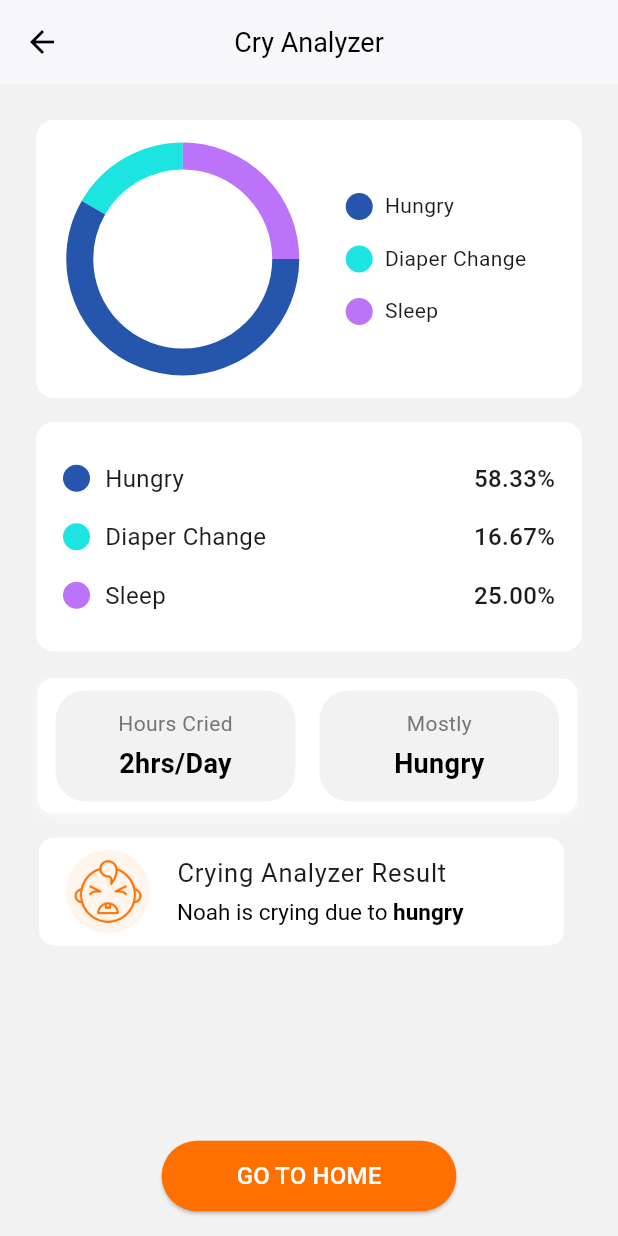
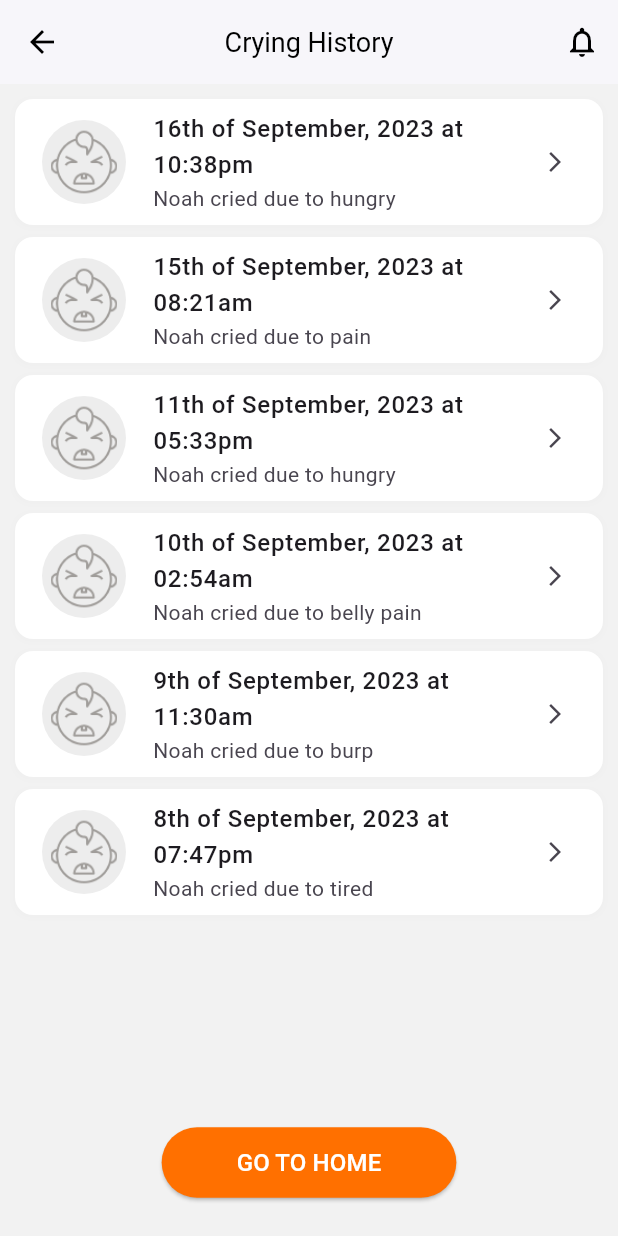
Before and after one commit to kaveenexe/toddler-research, a Flutter app: the screen it shows after launch, on a phone screen of 412 x 824 dp. Run offline on Flutter 3.47's test engine with Material 3 defaults, Android fonts, the phone set to English and light mode, and no system bars; drawn by our look-alikes of pie_chart; our stand-ins replace smooth_page_indicator; Roboto replaces fonts that are missing (Poppins).

Commit message:
Create the cry history UI

```diff
--- /dev/null
+++ b/lib/components/records.dart
@@ -0,0 +1,47 @@
+import 'package:flutter/material.dart';
+
+const Color customGary = Color.fromARGB(255, 237, 237, 237);
+
+class HistoryEntry extends StatelessWidget {
+  final String dateTime;
+  final String reason;
+
+  const HistoryEntry({
+    Key? key,
+    required this.dateTime,
+    required this.reason,
+  }) : super(key: key);
+
+  @override
+  Widget build(BuildContext context) {
+    return Container(
+      margin: const EdgeInsets.only(bottom: 8), // Space between cards
+      decoration: BoxDecoration(
+        color: Colors.white,
+        borderRadius: BorderRadius.circular(12),
+        boxShadow: [
+          BoxShadow(
+            color: Color.fromARGB(255, 228, 228, 228).withOpacity(0.2),
+            spreadRadius: 1,
+            blurRadius: 3,
+            offset: const Offset(0, 1),
+          ),
+        ],
+      ),
+      child: ListTile(
+        leading: CircleAvatar(
+          backgroundColor: customGary,
+          radius: 30,
+          child: Padding(
+            padding: const EdgeInsets.all(5.0),
+            child: Image.asset('assets/cry_dark.jpg'),
+          ),
+        ),
+        title:
+            Text(dateTime, style: const TextStyle(fontWeight: FontWeight.w500)),
+        subtitle: Text(reason),
+        trailing: const Icon(Icons.arrow_forward_ios, size: 16),
+      ),
+    );
+  }
+}
--- a/lib/main.dart
+++ b/lib/main.dart
@@ -24,7 +24,7 @@ class MyApp extends StatelessWidget {
       debugShowCheckedModeBanner: false,
       title: 'Flutter Demo',
       theme: new ThemeData(scaffoldBackgroundColor: const Color(0xFFF2F2F2)),
-      home: CryAnalyzer(),
+      home: CryHistory(),
     );
   }
 }
--- a/lib/pages/cry_detection/cry_analyzer.dart
+++ b/lib/pages/cry_detection/cry_analyzer.dart
@@ -27,20 +27,28 @@ class CryAnalyzer extends StatelessWidget {
     return Scaffold(
       appBar: AppBar(
         leading: IconButton(
-          icon: const Icon(Icons.arrow_back, color: Colors.black),
+          icon: Icon(Icons.arrow_back, color: Colors.black),
           onPressed: () => Navigator.of(context).pop(),
         ),
-        title: const Text(
+        title: Text(
           'Cry Analyzer',
           style: TextStyle(
             color: Colors.black,
             fontFamily: 'Poppins',
-            fontSize: 18,
+            fontSize: 18, // Set your desired font size
           ),
         ),
         backgroundColor: Colors.white,
         elevation: 1,
-        centerTitle: true,
+        centerTitle: true, // Centers the title in the AppBar
+        actions: <Widget>[
+          IconButton(
+            icon: Icon(Icons.notifications_none, color: Colors.black),
+            onPressed: () {
+              // Handle notifications
+            },
+          )
+        ],
       ),
       body: Padding(
         padding: const EdgeInsets.all(16.0),
--- a/lib/pages/cry_detection/cry_history.dart
+++ b/lib/pages/cry_detection/cry_history.dart
@@ -0,0 +1,100 @@
+import 'package:flutter/material.dart';
+import 'package:flutterapp/components/records.dart'; // Ensure this path is correct
+
+const Color customOrange = Color(0xFFFF7000);
+
+class CryHistory extends StatelessWidget {
+  CryHistory({Key? key}) : super(key: key);
+
+  final List<Map<String, String>> cryingData = [
+    {
+      'dateTime': '16th of September, 2023 at 10:38pm',
+      'reason': 'Noah cried due to hungry'
+    },
+    {
+      'dateTime': '15th of September, 2023 at 08:21am',
+      'reason': 'Noah cried due to pain'
+    },
+    {
+      'dateTime': '11th of September, 2023 at 05:33pm',
+      'reason': 'Noah cried due to hungry'
+    },
+    {
+      'dateTime': '10th of September, 2023 at 02:54am',
+      'reason': 'Noah cried due to belly pain'
+    },
+    {
+      'dateTime': '9th of September, 2023 at 11:30am',
+      'reason': 'Noah cried due to burp'
+    },
+    {
+      'dateTime': '8th of September, 2023 at 07:47pm',
+      'reason': 'Noah cried due to tired'
+    },
+    // Add more entries as needed...
+  ];
+
+  @override
+  Widget build(BuildContext context) {
+    return Scaffold(
+      appBar: AppBar(
+        leading: IconButton(
+          icon: Icon(Icons.arrow_back, color: Colors.black),
+          onPressed: () => Navigator.of(context).pop(),
+        ),
+        title: Text(
+          'Crying History',
+          style: TextStyle(
+            color: Colors.black,
+            fontFamily: 'Poppins',
+            fontSize: 18, // Set your desired font size
+          ),
+        ),
+        backgroundColor: Colors.white,
+        elevation: 1,
+        centerTitle: true, // Centers the title in the AppBar
+        actions: <Widget>[
+          IconButton(
+            icon: Icon(Icons.notifications_none, color: Colors.black),
+            onPressed: () {
+              // Handle notifications
+            },
+          )
+        ],
+      ),
+      body: Column(
+        children: [
+          Expanded(
+            child: ListView.builder(
+              itemCount: cryingData.length,
+              padding: const EdgeInsets.all(10),
+              itemBuilder: (context, index) {
+                return HistoryEntry(
+                  dateTime: cryingData[index]['dateTime']!,
+                  reason: cryingData[index]['reason']!,
+                );
+              },
+            ),
+          ),
+          Padding(
+            padding: const EdgeInsets.only(left: 10, right: 10, bottom: 25), // Added bottom margin
+            child: ElevatedButton(
+              onPressed: () {
+                Navigator.of(context).pop(); // Navigate back or to a specific screen
+              },
+              style: ElevatedButton.styleFrom(
+                backgroundColor: customOrange, // Use a constant color variable if needed
+                foregroundColor: Colors.white,
+                padding: EdgeInsets.symmetric(horizontal: 50, vertical: 12),
+              ),
+              child: const Text(
+                'GO TO HOME',
+                style: TextStyle(fontSize: 16),
+              ),
+            ),
+          ),
+        ],
+      ),
+    );
+  }
+}
```
